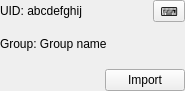
Before: the Qt Designer form windows/project_details.ui in sensehawk/qgis_plugin, drawn with Qt 5.
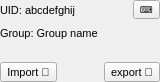
After: the same form once the commit is applied. Custom widgets are drawn as their Qt base class.

Commit message: import & Export | remove all loaded projects by plugin on clicking home button with confirmation

```diff
--- a/windows/project_details.ui
+++ b/windows/project_details.ui
@@ -6,8 +6,8 @@
    <rect>
     <x>0</x>
     <y>0</y>
-    <width>185</width>
-    <height>91</height>
+    <width>160</width>
+    <height>82</height>
    </rect>
   </property>
   <property name="sizePolicy">
@@ -26,6 +26,9 @@
    <string>Form</string>
   </property>
   <layout class="QGridLayout" name="gridLayout_3">
+   <property name="sizeConstraint">
+    <enum>QLayout::SetDefaultConstraint</enum>
+   </property>
    <property name="leftMargin">
     <number>0</number>
    </property>
@@ -39,10 +42,10 @@
     <number>0</number>
    </property>
    <property name="horizontalSpacing">
-    <number>0</number>
+    <number>5</number>
    </property>
    <property name="verticalSpacing">
-    <number>3</number>
+    <number>15</number>
    </property>
    <item row="0" column="0">
     <layout class="QGridLayout" name="gridLayout">
@@ -54,6 +57,11 @@
          <verstretch>0</verstretch>
         </sizepolicy>
        </property>
+       <property name="font">
+        <font>
+         <pointsize>8</pointsize>
+        </font>
+       </property>
        <property name="text">
         <string>UID: abcdefghij</string>
        </property>
@@ -74,6 +82,17 @@
      </item>
      <item row="0" column="2">
       <widget class="QToolButton" name="toolButton">
+       <property name="maximumSize">
+        <size>
+         <width>16777215</width>
+         <height>16777215</height>
+        </size>
+       </property>
+       <property name="font">
+        <font>
+         <pointsize>7</pointsize>
+        </font>
+       </property>
        <property name="text">
         <string>⌨️</string>
        </property>
@@ -81,6 +100,11 @@
      </item>
      <item row="1" column="0" colspan="2">
       <widget class="QLabel" name="group">
+       <property name="font">
+        <font>
+         <pointsize>8</pointsize>
+        </font>
+       </property>
        <property name="text">
         <string>Group: Group name</string>
        </property>
@@ -90,8 +114,26 @@
    </item>
    <item row="1" column="0">
     <layout class="QGridLayout" name="gridLayout_2">
+     <property name="verticalSpacing">
+      <number>6</number>
+     </property>
      <item row="0" column="0">
-      <widget class="QgsFileWidget" name="importFileWidget"/>
+      <widget class="QToolButton" name="importButton">
+       <property name="maximumSize">
+        <size>
+         <width>16777215</width>
+         <height>16777215</height>
+        </size>
+       </property>
+       <property name="font">
+        <font>
+         <pointsize>8</pointsize>
+        </font>
+       </property>
+       <property name="text">
+        <string>Import 🛬</string>
+       </property>
+      </widget>
      </item>
      <item row="0" column="1">
       <spacer name="horizontalSpacer_2">
@@ -100,16 +142,27 @@
        </property>
        <property name="sizeHint" stdset="0">
         <size>
-         <width>18</width>
+         <width>94</width>
          <height>20</height>
         </size>
        </property>
       </spacer>
      </item>
      <item row="0" column="2">
-      <widget class="QPushButton" name="importButton">
+      <widget class="QToolButton" name="exportButton">
+       <property name="maximumSize">
+        <size>
+         <width>16777215</width>
+         <height>16777215</height>
+        </size>
+       </property>
+       <property name="font">
+        <font>
+         <pointsize>8</pointsize>
+        </font>
+       </property>
        <property name="text">
-        <string>Import</string>
+        <string>export 🛫</string>
        </property>
       </widget>
      </item>
@@ -117,13 +170,6 @@
    </item>
   </layout>
  </widget>
- <customwidgets>
-  <customwidget>
-   <class>QgsFileWidget</class>
-   <extends>QWidget</extends>
-   <header>qgsfilewidget.h</header>
-  </customwidget>
- </customwidgets>
  <resources/>
  <connections/>
 </ui>
```
The commit also changes 3 other files.
